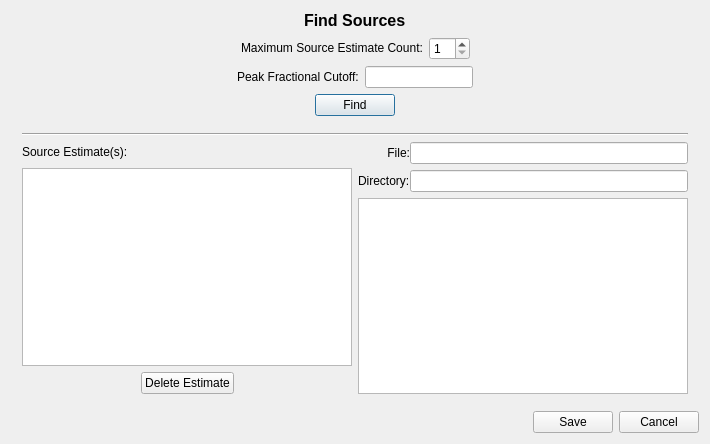
Above: code/display/Fit/FindSourcesDialog.ui from radio-astro/casa before the change. Below: the same form after it.
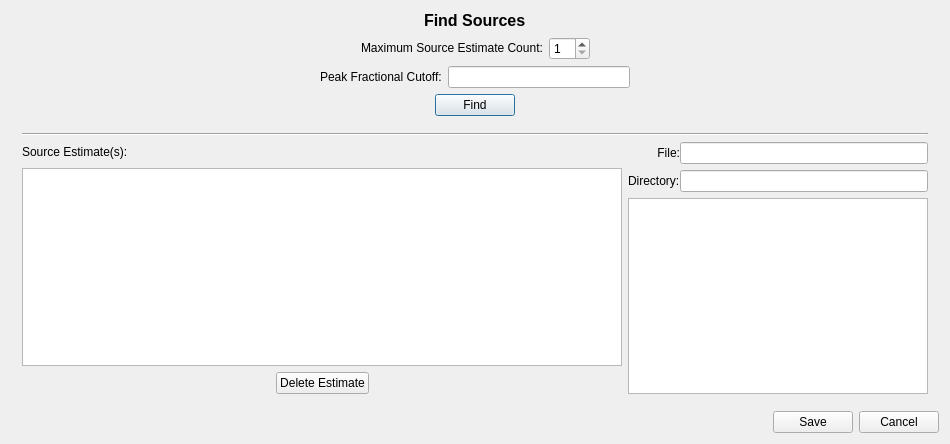
That is the form after the change.

What changed in the file:
```diff
--- a/code/display/Fit/FindSourcesDialog.ui
+++ b/code/display/Fit/FindSourcesDialog.ui
@@ -6,7 +6,7 @@
    <rect>
     <x>0</x>
     <y>0</y>
-    <width>710</width>
+    <width>948</width>
     <height>444</height>
    </rect>
   </property>
@@ -91,7 +91,7 @@
           <number>1</number>
          </property>
          <property name="maximum">
-          <number>10</number>
+          <number>25</number>
          </property>
         </widget>
        </item>
@@ -240,6 +240,18 @@
           </item>
           <item>
            <widget class="QTableWidget" name="sourceTable">
+            <property name="sizePolicy">
+             <sizepolicy hsizetype="MinimumExpanding" vsizetype="Expanding">
+              <horstretch>0</horstretch>
+              <verstretch>0</verstretch>
+             </sizepolicy>
+            </property>
+            <property name="minimumSize">
+             <size>
+              <width>600</width>
+              <height>0</height>
+             </size>
+            </property>
             <property name="toolTip">
              <string>List of possible source estimates.</string>
             </property>
@@ -321,6 +333,12 @@
                <layout class="QHBoxLayout" name="horizontalLayout_8">
                 <item>
                  <widget class="QLineEdit" name="fileLineEdit">
+                  <property name="sizePolicy">
+                   <sizepolicy hsizetype="MinimumExpanding" vsizetype="Fixed">
+                    <horstretch>200</horstretch>
+                    <verstretch>0</verstretch>
+                   </sizepolicy>
+                  </property>
                   <property name="toolTip">
                    <string>Name of file where source estimates should be written.</string>
                   </property>
@@ -344,6 +362,18 @@
           </item>
           <item>
            <widget class="QTreeView" name="treeWidget">
+            <property name="sizePolicy">
+             <sizepolicy hsizetype="MinimumExpanding" vsizetype="Expanding">
+              <horstretch>0</horstretch>
+              <verstretch>0</verstretch>
+             </sizepolicy>
+            </property>
+            <property name="minimumSize">
+             <size>
+              <width>300</width>
+              <height>0</height>
+             </size>
+            </property>
             <property name="toolTip">
              <string>Select a directory where the source estimates should be stored.</string>
             </property>
```
